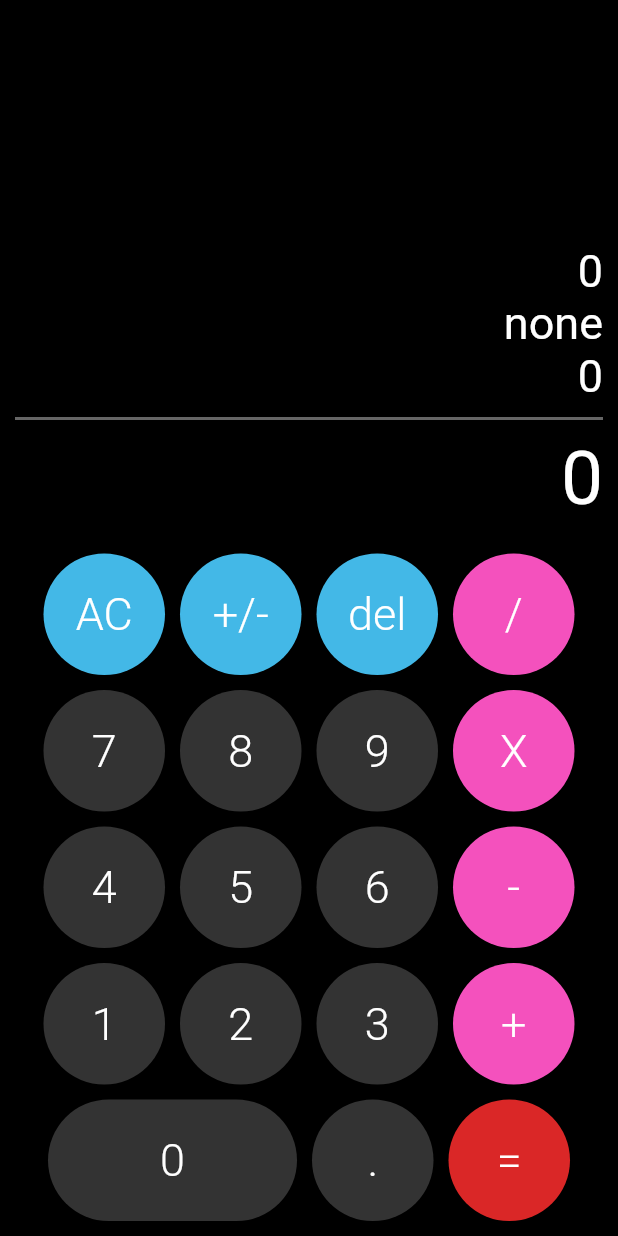
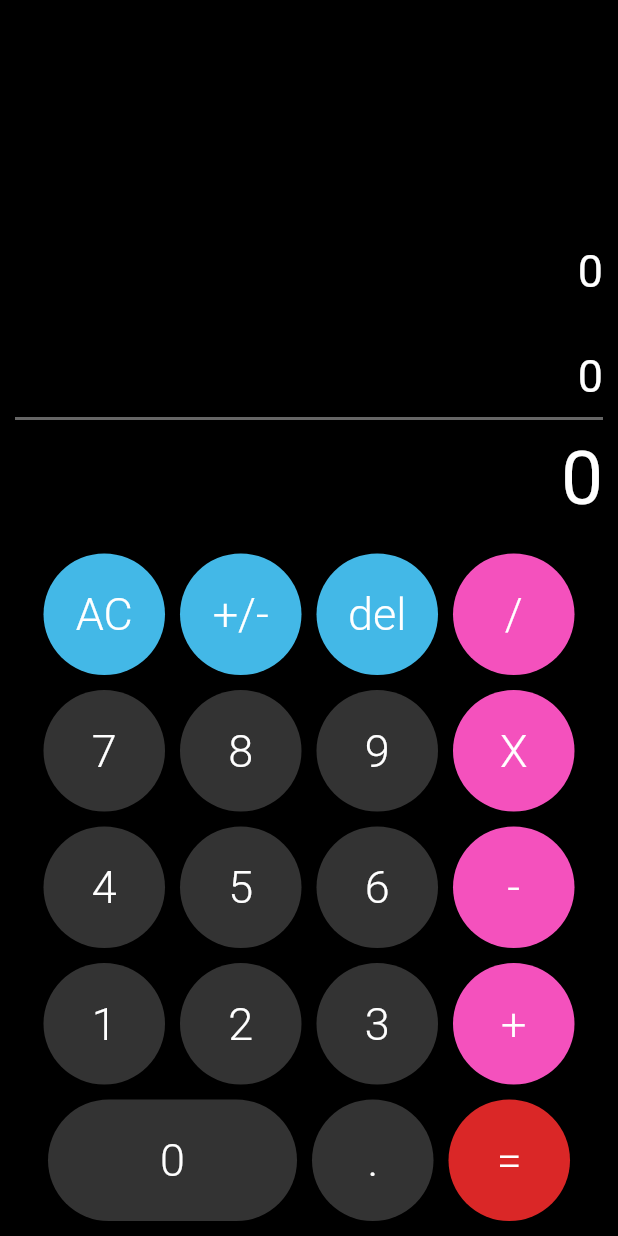
Before and after one commit to YumiNina/Software_Calculadora, a Flutter app: the screen it shows after launch, after a tap on "AC", on a phone screen of 412 x 824 dp. Run offline on Flutter 3.47's test engine with Material 2 defaults, Android fonts, the phone set to English and light mode, and no system bars; our stand-ins replace bloc, flutter_bloc.

```diff
--- a/lib/bloc/calculator/calculator_bloc.dart
+++ b/lib/bloc/calculator/calculator_bloc.dart
@@ -30,11 +30,19 @@ class CalculatorBloc extends Bloc<CalculatorEvent, CalculatorState> {
           mathResult: state.mathResult.length > 1
               ? state.mathResult.substring(0, state.mathResult.length - 1)
               : '0');
+      //agregamos la operacion
+
+    } else if (event is OperationEntry) {
+      yield state.copyWith(
+          oneNumber: state.mathResult,
+          mathResult: '0',
+          operation: event.operation,
+          twoNumber: '0');
     }
   }
 
   Stream<CalculatorState> _resetAC() async* {
     yield CalculatorState(
-        oneNumber: '0', mathResult: '0', twoNumber: '0', operation: 'none');
+        oneNumber: '0', mathResult: '0', twoNumber: '0', operation: ' ');
   }
 }
--- a/lib/screens/calculator_screen.dart
+++ b/lib/screens/calculator_screen.dart
@@ -106,7 +106,7 @@ class CalculatorScreen extends StatelessWidget {
                 CalculatorButton(
                   text: '+',
                   bgColor: Color.fromARGB(255, 244, 81, 189),
-                  onPressed: () => print('+'),
+                  onPressed: () => calculatorBloc.add((OperationEntry('+')),
                 ),
               ],
             ),
@@ -116,7 +116,7 @@ class CalculatorScreen extends StatelessWidget {
                 CalculatorButton(
                   text: '0',
                   big: true,
-                  onPressed: () => print('0'),
+                  onPressed: () => calculatorBloc.add(AddNumber('0')),
                 ),
                 CalculatorButton(
                   text: '.',
```
